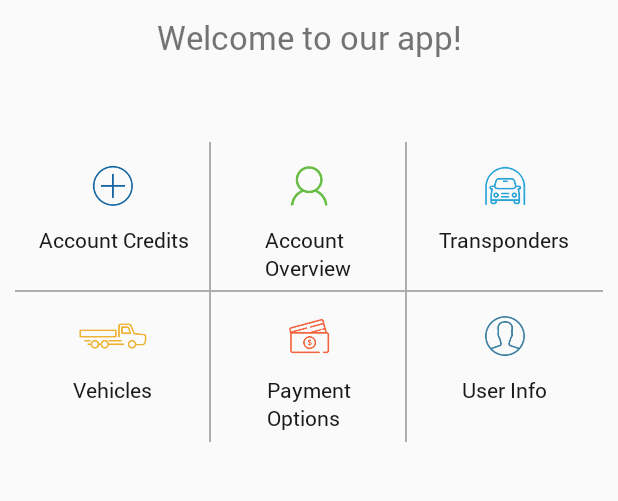
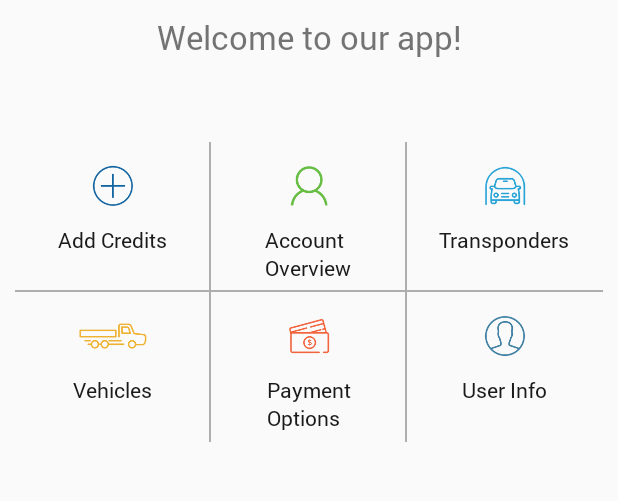
Before and after one commit to SaeedHyder/EZ_Go_Reload_Android, an Android app: the fragment HomeFragment placed in its activity, on a phone screen of 412 x 824 dp, the part 478-979 px from its top. Run offline under Robolectric (Android 15) with nearby library versions, the phone set to English and light mode, and no system bars; our stand-ins replace ButterKnife, CircleImageView; libraries missing offline, so code that uses them is left out: com.andreabaccega.formedittextvalidator, com.andreabaccega.widget, com.nineoldandroids.view; 2 statements that could not run were skipped.

Commit message:
Signed-off-by: shahsyed <shahsyed@axact.com>

```diff
--- a/app/src/main/res/layout/fragment_home.xml
+++ b/app/src/main/res/layout/fragment_home.xml
@@ -68,7 +68,7 @@
                     android:layout_marginTop="@dimen/x2"
                     android:alpha="0.9"
                     android:gravity="center"
-                    android:text="@string/add_credits"
+                    android:text="@string/adds_credits"
                     android:textColor="@color/black"
                     app:typeface="Roboto-Regular.ttf" />
 
--- a/app/src/main/res/values/strings.xml
+++ b/app/src/main/res/values/strings.xml
@@ -183,6 +183,7 @@
     <string name="pay">Pay</string>
     <string name="_45">$45</string>
     <string name="total_payment">Total Payment</string>
+    <string name="adds_credits">Add Credits</string>
 
 
 </resources>
```
Also changed, not shown: app/src/main/java/com/ingic/ezgoreload/fragments/VehicleOverviewFragment.java (line endings or trailing spaces).
